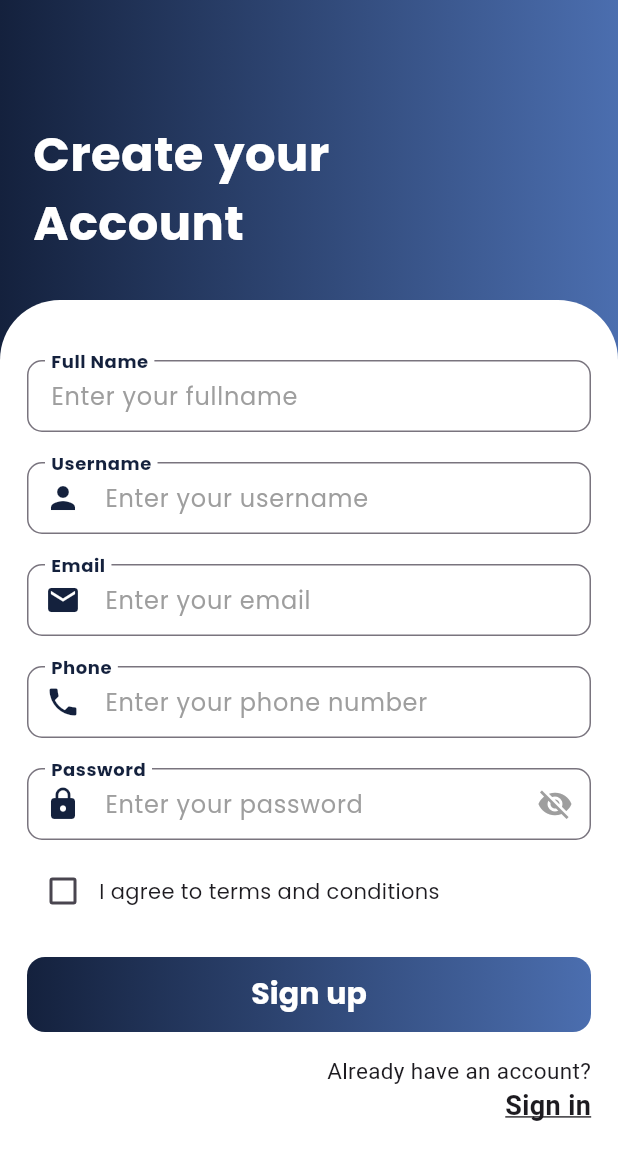
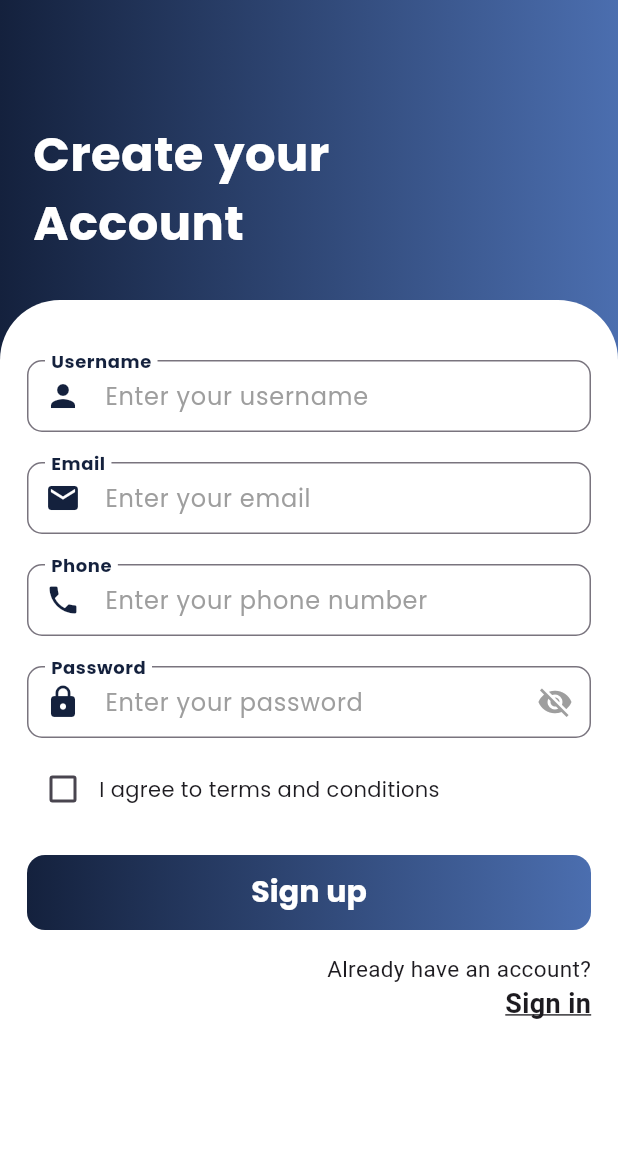
Before and after one commit to srs4929/Murir_Tin_Frontend, a Flutter app: the Signup screen opened directly, on a phone screen of 412 x 824 dp. Shown: the top 1160 px of the screen. Run offline on Flutter 3.47's test engine with Material 3 defaults, Android fonts, the phone set to English and light mode, and no system bars; our stand-ins replace google_fonts.

Commit message:
Initial commit

```diff
--- a/lib/SignUp.dart
+++ b/lib/SignUp.dart
@@ -57,26 +57,7 @@ class _SignupState extends State<Signup> {
                   mainAxisAlignment: MainAxisAlignment.center,
                   children: [
                     const SizedBox(height: 40),
-                    TextField(
-                      decoration: InputDecoration(
-                        contentPadding: EdgeInsets.symmetric(
-                          vertical: 8,
-                          horizontal: 12,
-                        ),
-                        floatingLabelBehavior: FloatingLabelBehavior.always,
-                        labelText: "Full Name",
-                        labelStyle: GoogleFonts.poppins(
-                          color: const Color(0xFF14213D),
-                          fontWeight: FontWeight.bold,
-                        ),
-                        hintText: "Enter your fullname",
-                        hintStyle: GoogleFonts.poppins(color: Colors.grey),
-                        border: OutlineInputBorder(
-                          borderRadius: BorderRadius.circular(10),
-                        ),
-                      ),
-                    ),
-                    const SizedBox(height: 20),
+
                     TextField(
                       decoration: InputDecoration(
                         contentPadding: EdgeInsets.symmetric(
```
